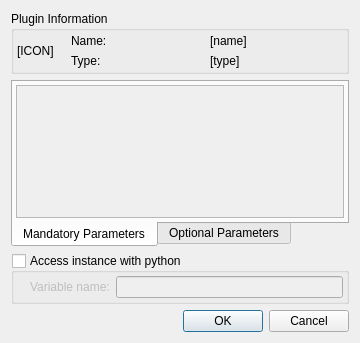
This is Qitom/ui/dialogNewPluginInstance.ui in itom-project/itom as Qt 5 draws it before an edit. The edited form follows.
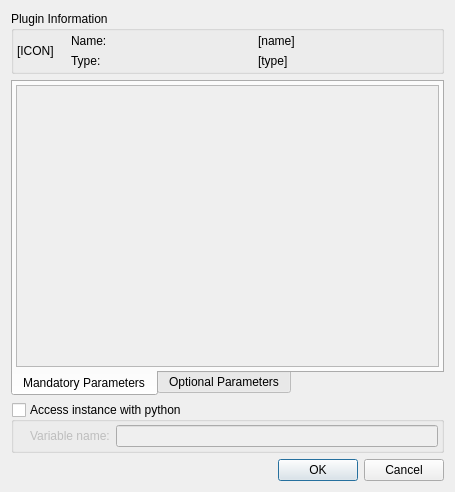
This is the edited form. Icons and pictures are not drawn.

Commit message: increase the standard size of the "new plugin instance" dialog a little bit.

Patch:
```diff
--- a/Qitom/ui/dialogNewPluginInstance.ui
+++ b/Qitom/ui/dialogNewPluginInstance.ui
@@ -6,8 +6,8 @@
    <rect>
     <x>0</x>
     <y>0</y>
-    <width>360</width>
-    <height>343</height>
+    <width>455</width>
+    <height>492</height>
    </rect>
   </property>
   <property name="windowTitle">
@@ -127,8 +127,8 @@
            <rect>
             <x>0</x>
             <y>0</y>
-            <width>328</width>
-            <height>105</height>
+            <width>423</width>
+            <height>260</height>
            </rect>
           </property>
          </widget>
```
Left out of the diff: 4 changed lines with no effect on the pictures.
